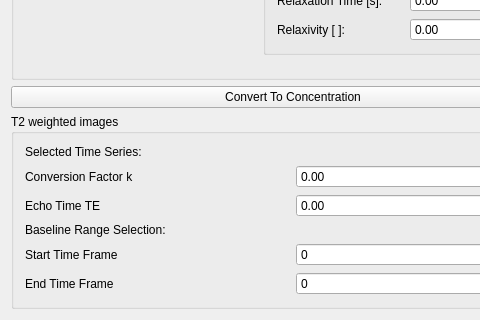
Old version of the form Plugins/org.mitk.gui.qt.pharmacokinetics.concentration.mri/src/internal/ConcentrationCurveConverterViewControls.ui in the repository MITK/MITK; both pictures show x 0 to 480 and y 719 to 1039 of the 586 by 1039 pixel window.
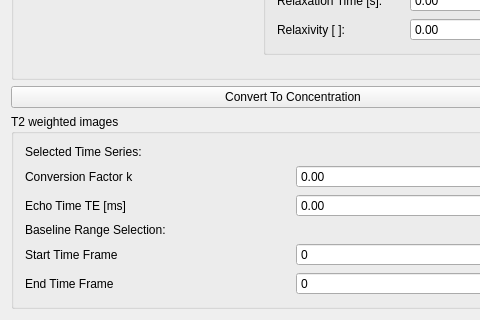
New version of the form. Custom widgets are drawn as their Qt base class.

Commit message: Add unit ms to echo time TE label.

```diff
--- a/Plugins/org.mitk.gui.qt.pharmacokinetics.concentration.mri/src/internal/ConcentrationCurveConverterViewControls.ui
+++ b/Plugins/org.mitk.gui.qt.pharmacokinetics.concentration.mri/src/internal/ConcentrationCurveConverterViewControls.ui
@@ -397,7 +397,7 @@
       <item row="5" column="0">
        <widget class="QLabel" name="label_12">
         <property name="text">
-         <string>Echo Time TE</string>
+         <string>Echo Time TE [ms]</string>
         </property>
        </widget>
       </item>
```
